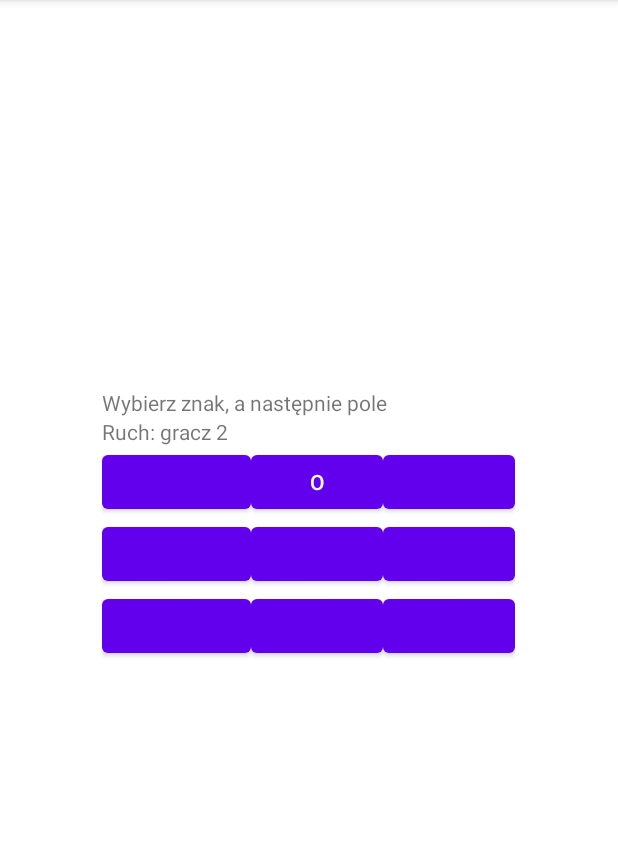
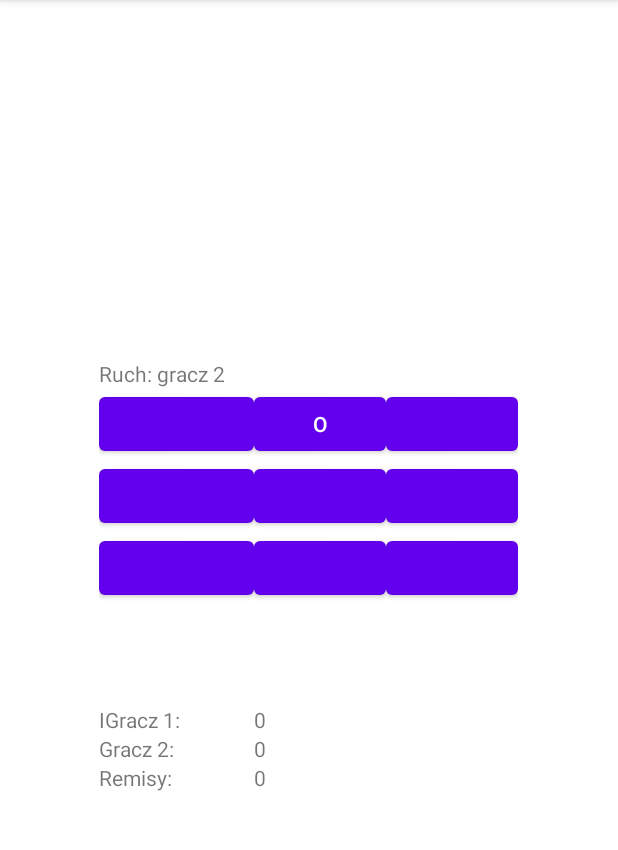
Before and after one commit to maciejguzewski01/Kolko_i_krzyzyk, an Android app: the screen it shows after launch (MainActivity), after a tap on an icon or button, on a phone screen of 412 x 824 dp, the part 84-934 px from its top. Run offline under Robolectric (Android 15) with nearby library versions, the phone set to English and light mode, and no system bars.

```diff
--- a/app/src/main/java/com/example/kolko_i_krzyzyk/Field.java
+++ b/app/src/main/java/com/example/kolko_i_krzyzyk/Field.java
@@ -2,6 +2,5 @@ package com.example.kolko_i_krzyzyk;
 
 public enum Field {
     EMPTY,
-    CIRCLE,
-    CROSS
+    SIGN
 }
--- a/app/src/main/java/com/example/kolko_i_krzyzyk/MainActivity.java
+++ b/app/src/main/java/com/example/kolko_i_krzyzyk/MainActivity.java
@@ -17,6 +17,9 @@ import android.widget.TextView;
 import android.view.View.OnClickListener;
 
 public class MainActivity extends AppCompatActivity {
+    private  int gamerOneWin=0;
+    private int gamerTwoWin=0;
+    private int draw=0;
 
     private Gamer next_move;
     private Gamestate state;
@@ -29,7 +32,8 @@ public class MainActivity extends AppCompatActivity {
     private Button buttons[];
 
 
-    private TextView textView1, textView2, textView3;
+    private TextView textView1, textView2;
+    private TextView textView_One, textView_Two, textView_draw;
 
     private boolean have_won(int x)
     {
@@ -125,8 +129,8 @@ public class MainActivity extends AppCompatActivity {
                 }
 
                 if(state==Gamestate.OVER) return;
+                if(who[i]!=-1) return;
 
-                if(who[i]!=-1) return;
 
                     if(next_move==Gamer.GAMER_ONE) buttons[i].setText("O");
                     else if(next_move==Gamer.GAMER_TWO) buttons[i].setText("X");
@@ -135,6 +139,7 @@ public class MainActivity extends AppCompatActivity {
 
                     if(next_move==Gamer.GAMER_ONE) who[i]=1;
                     else if(next_move==Gamer.GAMER_TWO) who[i]=2;
+                    board[i]=Field.SIGN;
                     //------
 
                     if(have_won(i)==true) {
@@ -142,12 +147,18 @@ public class MainActivity extends AppCompatActivity {
                         textView2.setText("Wygral: "+next_gamer);
                         state=Gamestate.OVER;
                         buttons[9].setVisibility(View.VISIBLE);
+                        if(winner==Gamer.GAMER_ONE) gamerOneWin++;
+                        else gamerTwoWin++;
+                        textView_One.setText(Integer.toString(gamerOneWin));
+                        textView_Two.setText(Integer.toString(gamerTwoWin));
                         return;
                     }else if(have_end()==true)//remis
                     {
                         textView2.setText("REMIS");
                         state=Gamestate.OVER;
                         buttons[9].setVisibility(View.VISIBLE);
+                        draw++;
+                        textView_draw.setText(Integer.toString(draw));
                         return;
                     }
 
@@ -214,6 +225,14 @@ public class MainActivity extends AppCompatActivity {
         buttons[9]=findViewById(R.id.button4);
         buttons[9].setVisibility(View.INVISIBLE);
 
+        textView_One=findViewById(R.id.textView_G1);
+        textView_Two=findViewById(R.id.textView_G2);
+        textView_draw=findViewById(R.id.textView_R);
+
+        textView_One.setText(Integer.toString(gamerOneWin));
+        textView_Two.setText(Integer.toString(gamerTwoWin));
+        textView_draw.setText(Integer.toString(draw));
+
 
         for(int i=0;i<9;++i)
         {
--- a/app/src/main/res/layout/activity_main.xml
+++ b/app/src/main/res/layout/activity_main.xml
@@ -7,12 +7,7 @@
     tools:context=".MainActivity"
     android:layout_gravity="center">
 
-    <TextView
-        android:layout_width="match_parent"
-        android:layout_height="match_parent"
-        android:text="Wybierz znak, a następnie pole"
-        android:id="@+id/textView0"
-        android:layout_gravity="top"/>
+
     <TextView
         android:layout_width="match_parent"
         android:layout_height="match_parent"
@@ -47,16 +42,19 @@
         android:id="@+id/row2"
         android:layout_width="match_parent"
         android:layout_height="match_parent">
+
         <Button
             android:id="@+id/button2_1"
-            android:layout_width="match_parent"
+            android:layout_width="103dp"
             android:layout_height="match_parent"
             android:text="-"></Button>
+
         <Button
             android:id="@+id/button2_2"
             android:layout_width="match_parent"
             android:layout_height="match_parent"
             android:text="-"></Button>
+
         <Button
             android:id="@+id/button2_3"
             android:layout_width="match_parent"
@@ -105,12 +103,67 @@
         android:id="@+id/row4"
         android:layout_width="match_parent"
         android:layout_height="match_parent">
-    <Button
-        android:id="@+id/button4"
+
+        <Button
+            android:id="@+id/button4"
+            android:layout_width="match_parent"
+            android:layout_height="match_parent"
+            android:text="Restart"></Button>
+      </TableRow>
+
+    <TableRow
+        android:id="@+id/row5"
         android:layout_width="match_parent"
-        android:layout_height="match_parent"
-        android:text="Restart"></Button>
-      </TableRow>
+        android:layout_height="match_parent">
+        <TextView
+            android:layout_width="match_parent"
+            android:layout_height="match_parent"
+            android:text="IGracz 1: "
+            android:id="@+id/textView_G1Z"
+            android:layout_gravity="top"/>
+        <TextView
+            android:layout_width="match_parent"
+            android:layout_height="match_parent"
+            android:text="0"
+            android:id="@+id/textView_G1"
+            android:layout_gravity="top"/>
+    </TableRow>
+
+    <TableRow
+        android:id="@+id/row6"
+        android:layout_width="match_parent"
+        android:layout_height="match_parent">
+        <TextView
+            android:layout_width="match_parent"
+            android:layout_height="match_parent"
+            android:text="Gracz 2: "
+            android:id="@+id/textView_G2Z"
+            android:layout_gravity="top"/>
+        <TextView
+            android:layout_width="match_parent"
+            android:layout_height="match_parent"
+            android:text="0"
+            android:id="@+id/textView_G2"
+            android:layout_gravity="top"/>
+    </TableRow>
+
+    <TableRow
+        android:id="@+id/row7"
+        android:layout_width="match_parent"
+        android:layout_height="match_parent">
+        <TextView
+            android:layout_width="match_parent"
+            android:layout_height="match_parent"
+            android:text="Remisy: "
+            android:id="@+id/textView_RL"
+            android:layout_gravity="top"/>
+        <TextView
+            android:layout_width="match_parent"
+            android:layout_height="match_parent"
+            android:text="0"
+            android:id="@+id/textView_R"
+            android:layout_gravity="top"/>
+    </TableRow>
 
 
 </TableLayout>
```
